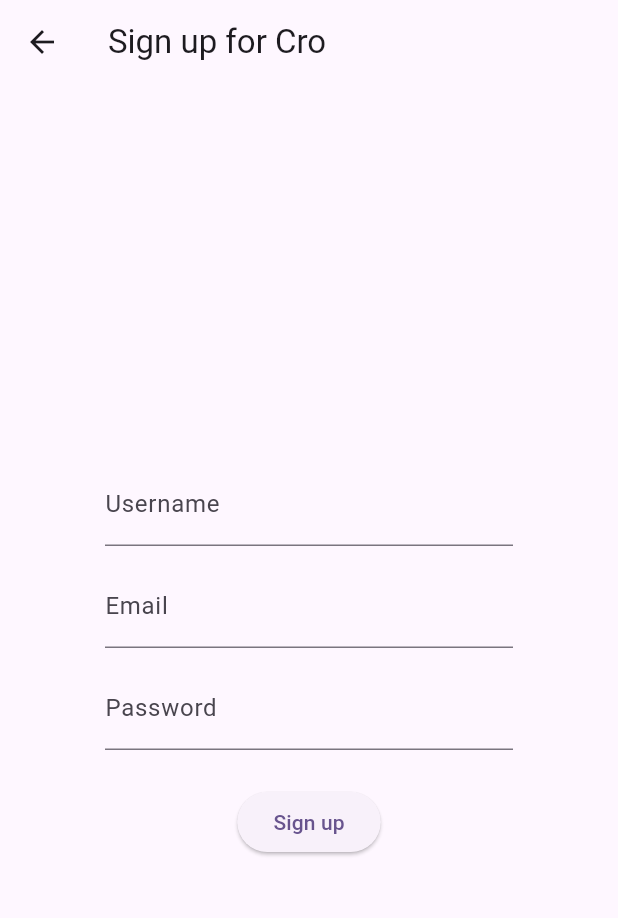
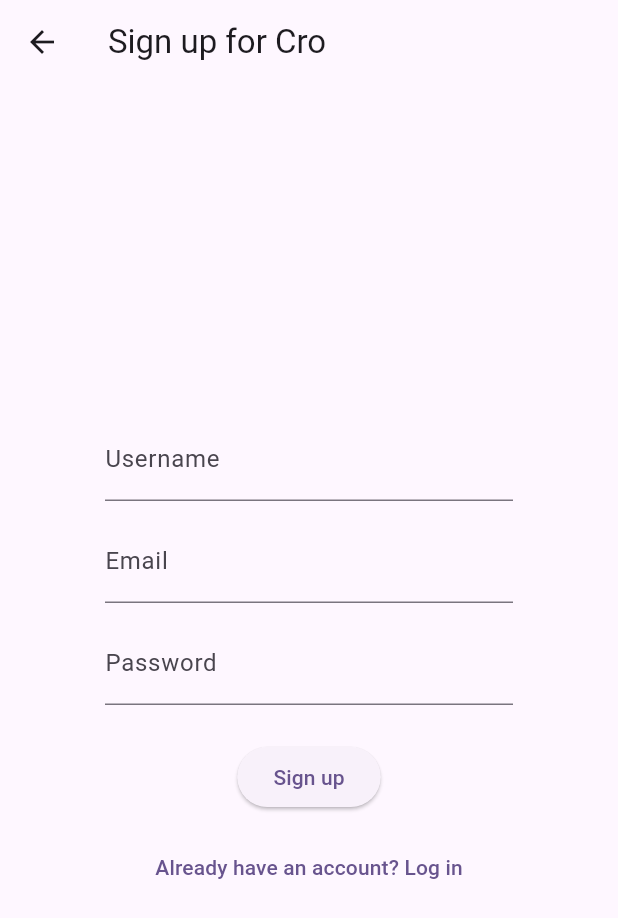
Before and after one commit to OliverStrauss/Cro, a Flutter app: the SignUpScreen screen opened directly with empty values, on a phone screen of 412 x 824 dp. Shown: the top 918 px of the screen. Run offline on Flutter 3.47's test engine with Material 3 defaults, Android fonts, the phone set to English and light mode, and no system bars.

Commit message:
Link Login and Sign Up screens together
LoginScreen gets a "Don't have an account? Sign up" button that
pushes SignUpScreen; SignUpScreen gets an "Already have an account?
Log in" button that pops back. Standard Navigator push/pop within the
unauthenticated branch - the top-level ListenableBuilder in main.dart
still only cares about logged-in vs not, so a successful sign-up (or
login) escapes this nested navigation entirely by swapping straight to
HomeScreen.

Added a widget test exercising real navigation (tap -> pumpAndSettle
-> assert the other screen's fields appear), not just structural
checks - this is Flutter's actual Navigator/MaterialPageRoute
machinery running, not a mock.

Verified with flutter run -d chrome against the real running API -
this is the first point the sign-up flow is reachable through normal
in-app navigation end to end.

Closes #19

Co-Authored-By: Claude Sonnet 5 <noreply@anthropic.com>

```diff
--- a/app/lib/screens/sign_up_screen.dart
+++ b/app/lib/screens/sign_up_screen.dart
@@ -100,6 +100,12 @@ class _SignUpScreenState extends State<SignUpScreen> {
                         )
                       : const Text('Sign up'),
                 ),
+                const SizedBox(height: 12),
+                TextButton(
+                  key: const Key('goToLoginButton'),
+                  onPressed: () => Navigator.of(context).pop(),
+                  child: const Text('Already have an account? Log in'),
+                ),
               ],
             ),
           ),
```
Also changed, not shown: app/lib/screens/login_screen.dart (+13 -0 lines), 1 other file.
